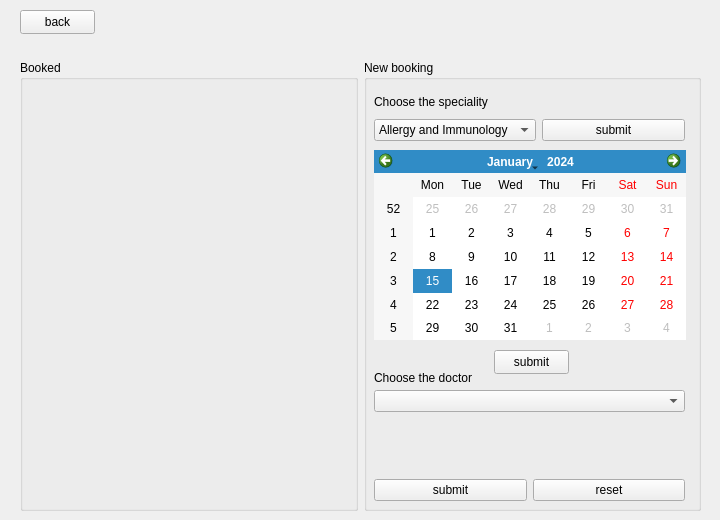
Above: outpatient.ui from HadjAhmed2003/Salamtak_Final before the change. Below: the same form after it.
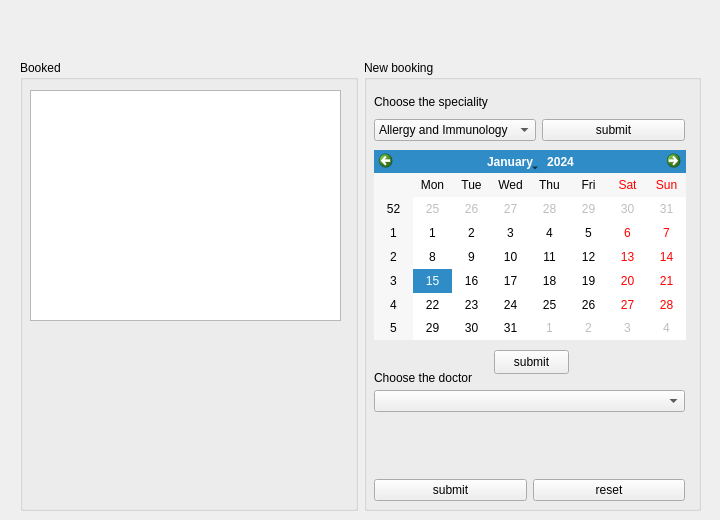
That is the form after the change.

```diff
--- a/outpatient.ui
+++ b/outpatient.ui
@@ -13,19 +13,6 @@
   <property name="windowTitle">
    <string>Form</string>
   </property>
-  <widget class="QPushButton" name="back">
-   <property name="geometry">
-    <rect>
-     <x>20</x>
-     <y>10</y>
-     <width>75</width>
-     <height>24</height>
-    </rect>
-   </property>
-   <property name="text">
-    <string>back</string>
-   </property>
-  </widget>
   <widget class="QWidget" name="horizontalLayoutWidget">
    <property name="geometry">
     <rect>
@@ -41,6 +28,16 @@
       <property name="title">
        <string>Booked</string>
       </property>
+      <widget class="QTableView" name="tableView">
+       <property name="geometry">
+        <rect>
+         <x>10</x>
+         <y>30</y>
+         <width>311</width>
+         <height>231</height>
+        </rect>
+       </property>
+      </widget>
      </widget>
     </item>
     <item>
```
